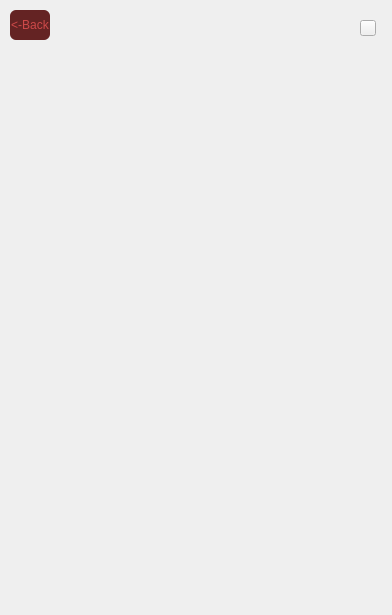
Old version of the form Experiment of programming/Project4(Wordhen)/Wordhen_Qmake/learn.ui in the repository EulerDanseur/MyWorks.
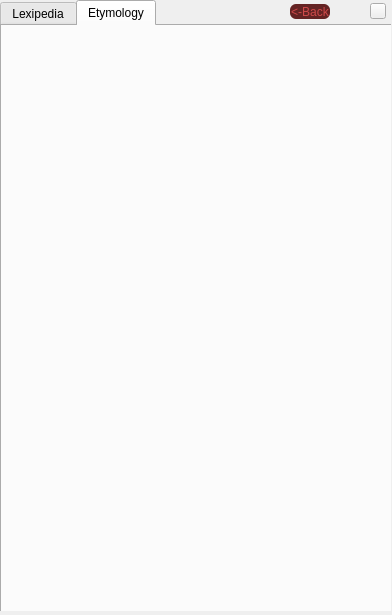
New version of the form. The open tabs and pages were chosen to show the change.

```diff
--- a/Experiment of programming/Project4(Wordhen)/Wordhen_Qmake/learn.ui
+++ b/Experiment of programming/Project4(Wordhen)/Wordhen_Qmake/learn.ui
@@ -28,8 +28,8 @@
   <widget class="QPushButton" name="returnButton">
    <property name="geometry">
     <rect>
-     <x>360</x>
-     <y>20</y>
+     <x>370</x>
+     <y>3</y>
      <width>16</width>
      <height>16</height>
     </rect>
@@ -577,36 +577,25 @@
     <zorder>pronunciation</zorder>
    </widget>
    <widget class="QWidget" name="webPage">
-    <widget class="QWidget" name="gridLayoutWidget">
-     <property name="geometry">
-      <rect>
-       <x>0</x>
-       <y>0</y>
-       <width>411</width>
-       <height>621</height>
-      </rect>
-     </property>
-     <layout class="QGridLayout" name="webLayer"/>
-    </widget>
     <widget class="QPushButton" name="backButton">
      <property name="geometry">
       <rect>
-       <x>10</x>
-       <y>10</y>
+       <x>290</x>
+       <y>4</y>
        <width>40</width>
-       <height>30</height>
+       <height>15</height>
       </rect>
      </property>
      <property name="minimumSize">
       <size>
        <width>40</width>
-       <height>30</height>
+       <height>15</height>
       </size>
      </property>
      <property name="maximumSize">
       <size>
        <width>16</width>
-       <height>16</height>
+       <height>15</height>
       </size>
      </property>
      <property name="styleSheet">
@@ -625,6 +614,53 @@
       <string>&lt;-Back</string>
      </property>
     </widget>
+    <widget class="QTabWidget" name="tabWidget">
+     <property name="geometry">
+      <rect>
+       <x>0</x>
+       <y>0</y>
+       <width>401</width>
+       <height>621</height>
+      </rect>
+     </property>
+     <property name="currentIndex">
+      <number>1</number>
+     </property>
+     <widget class="QWidget" name="tabLex">
+      <attribute name="title">
+       <string>Lexipedia</string>
+      </attribute>
+      <widget class="QWidget" name="gridLayoutWidget">
+       <property name="geometry">
+        <rect>
+         <x>-1</x>
+         <y>-1</y>
+         <width>391</width>
+         <height>591</height>
+        </rect>
+       </property>
+       <layout class="QGridLayout" name="tabLexLayer"/>
+      </widget>
+     </widget>
+     <widget class="QWidget" name="tabEtym">
+      <attribute name="title">
+       <string>Etymology</string>
+      </attribute>
+      <widget class="QWidget" name="gridLayoutWidget_2">
+       <property name="geometry">
+        <rect>
+         <x>0</x>
+         <y>0</y>
+         <width>391</width>
+         <height>591</height>
+        </rect>
+       </property>
+       <layout class="QGridLayout" name="tabEtymLayer"/>
+      </widget>
+     </widget>
+    </widget>
+    <zorder>tabWidget</zorder>
+    <zorder>backButton</zorder>
    </widget>
   </widget>
   <zorder>stackedWidget</zorder>
```
Left out of the diff: 40 changed lines with no effect on the pictures.
